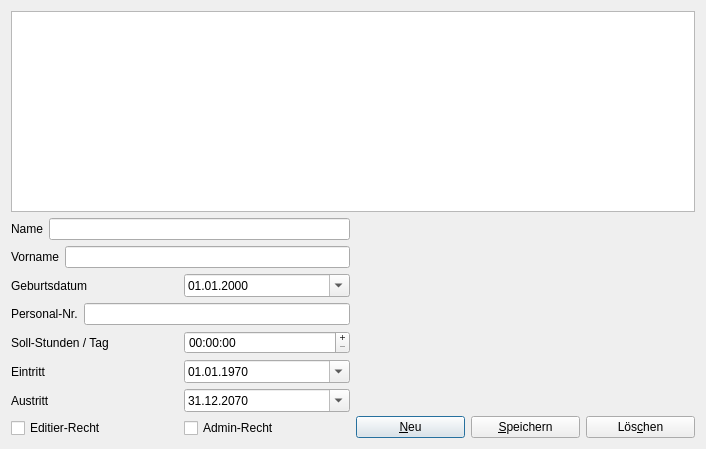
First picture: the form in cpersonaledit.ui, repository joergpauly/megaroster, before the edit.
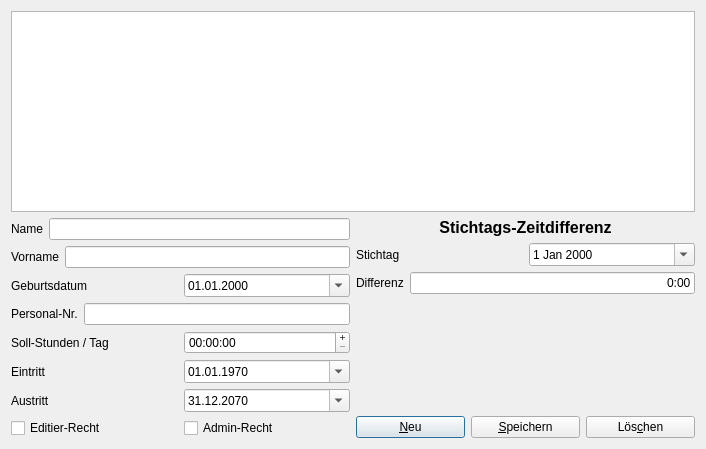
Second picture: the form after the edit.

Diff of the .ui file:
```diff
--- a/cpersonaledit.ui
+++ b/cpersonaledit.ui
@@ -253,6 +253,58 @@
      </item>
      <item>
       <layout class="QVBoxLayout" name="verticalLayout_3">
+       <item>
+        <widget class="QLabel" name="label_8">
+         <property name="text">
+          <string>&lt;html&gt;&lt;head/&gt;&lt;body&gt;&lt;p&gt;&lt;span style=&quot; font-size:12pt; font-weight:600;&quot;&gt;Stichtags-Zeitdifferenz&lt;/span&gt;&lt;/p&gt;&lt;/body&gt;&lt;/html&gt;</string>
+         </property>
+         <property name="textFormat">
+          <enum>Qt::RichText</enum>
+         </property>
+         <property name="alignment">
+          <set>Qt::AlignCenter</set>
+         </property>
+        </widget>
+       </item>
+       <item>
+        <layout class="QHBoxLayout" name="horizontalLayout_12">
+         <item>
+          <widget class="QLabel" name="label_9">
+           <property name="text">
+            <string>Stichtag</string>
+           </property>
+          </widget>
+         </item>
+         <item>
+          <widget class="QDateEdit" name="datBreakDate">
+           <property name="calendarPopup">
+            <bool>true</bool>
+           </property>
+          </widget>
+         </item>
+        </layout>
+       </item>
+       <item>
+        <layout class="QHBoxLayout" name="horizontalLayout_13">
+         <item>
+          <widget class="QLabel" name="label_10">
+           <property name="text">
+            <string>Differenz</string>
+           </property>
+          </widget>
+         </item>
+         <item>
+          <widget class="QLineEdit" name="txtBDdiff">
+           <property name="text">
+            <string>0:00</string>
+           </property>
+           <property name="alignment">
+            <set>Qt::AlignRight|Qt::AlignTrailing|Qt::AlignVCenter</set>
+           </property>
+          </widget>
+         </item>
+        </layout>
+       </item>
        <item>
         <spacer name="verticalSpacer">
          <property name="orientation">
```
